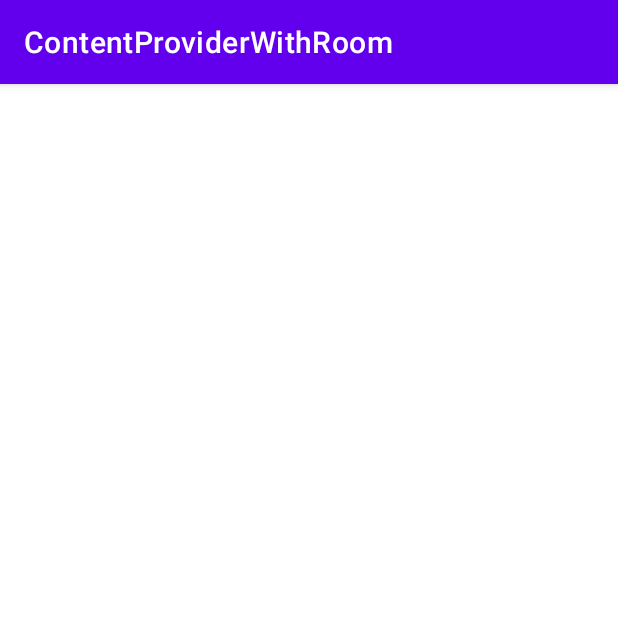
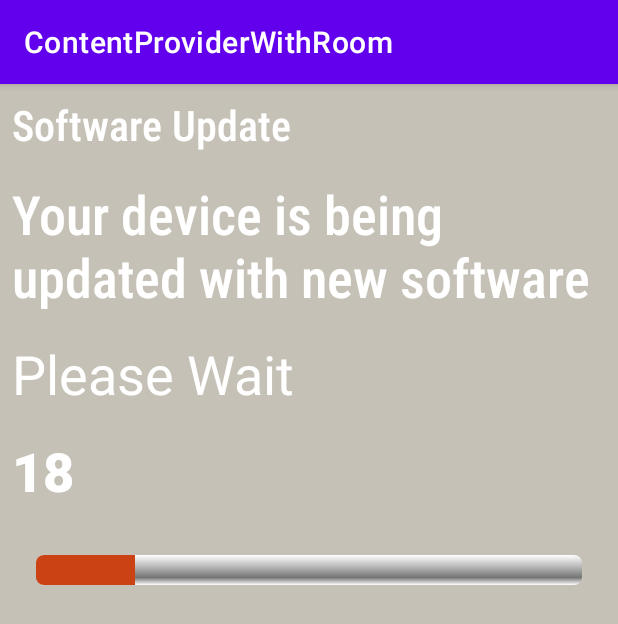
Before and after one commit to ChandrakantOmn/ContentproviderWithRoom, an Android app: the screen it shows after launch (MainActivity before the commit, ProgressBarActivity after it), on a phone screen of 412 x 824 dp. Shown: the top 624 px of the screen. Run offline under Robolectric (Android 15) with nearby library versions, the phone set to English and light mode, and no system bars.

Commit message:
Added the ProgressBar

```diff
--- a/app/build.gradle
+++ b/app/build.gradle
@@ -41,6 +41,7 @@ dependencies {
     implementation 'androidx.appcompat:appcompat:1.2.0'
     implementation 'com.google.android.material:material:1.3.0'
     implementation 'androidx.constraintlayout:constraintlayout:2.0.4'
+    implementation 'androidx.legacy:legacy-support-v4:1.0.0'
     testImplementation 'junit:junit:4.+'
     androidTestImplementation 'androidx.test.ext:junit:1.1.2'
     androidTestImplementation 'androidx.test.espresso:espresso-core:3.3.0'
--- a/app/src/main/AndroidManifest.xml
+++ b/app/src/main/AndroidManifest.xml
@@ -1,7 +1,8 @@
 <?xml version="1.0" encoding="utf-8"?>
 <manifest xmlns:android="http://schemas.android.com/apk/res/android"
     package="com.cskapp.contentproviderwithroom">
-    <permission android:name="com.cskapp.contentproviderwithroom.provider.READ_WRITE"/>
+
+    <permission android:name="com.cskapp.contentproviderwithroom.provider.READ_WRITE" />
 
     <application
         android:allowBackup="true"
@@ -10,7 +11,8 @@
         android:roundIcon="@mipmap/ic_launcher_round"
         android:supportsRtl="true"
         android:theme="@style/Theme.ContentProviderWithRoom">
-        <activity android:name=".MainActivity">
+        <activity android:name=".MainActivity"></activity>
+        <activity android:name=".ProgressBarActivity">
             <intent-filter>
                 <action android:name="android.intent.action.MAIN" />
 
@@ -22,8 +24,7 @@
             android:name=".provider.SampleContentProvider"
             android:authorities="com.cskapp.contentproviderwithroom.provider"
             android:exported="true"
-            android:permission="com.cskapp.contentproviderwithroom.provider.READ_WRITE"/>
-
+            android:permission="com.cskapp.contentproviderwithroom.provider.READ_WRITE" />
     </application>
 
 </manifest>
--- /dev/null
+++ b/app/src/main/java/com/cskapp/contentproviderwithroom/ProgressBarActivity.kt
@@ -0,0 +1,12 @@
+package com.cskapp.contentproviderwithroom
+
+import androidx.appcompat.app.AppCompatActivity
+import android.os.Bundle
+
+class ProgressBarActivity : AppCompatActivity() {
+    override fun onCreate(savedInstanceState: Bundle?) {
+        super.onCreate(savedInstanceState)
+        setContentView(R.layout.activity_progress_bar)
+        supportFragmentManager.beginTransaction().replace(R.id.container, ProgressFragment()).commit()
+    }
+}
--- /dev/null
+++ b/app/src/main/java/com/cskapp/contentproviderwithroom/ProgressFragment.kt
@@ -0,0 +1,41 @@
+package com.cskapp.contentproviderwithroom
+
+import android.os.Bundle
+import android.os.CountDownTimer
+import android.view.LayoutInflater
+import android.view.View
+import android.view.ViewGroup
+import androidx.fragment.app.Fragment
+import kotlinx.android.synthetic.main.fragment_progress.*
+
+
+class ProgressFragment : Fragment() {
+    var counter = 0
+    override fun onCreateView(
+        inflater: LayoutInflater, container: ViewGroup?,
+        savedInstanceState: Bundle?
+    ): View? {
+        return inflater.inflate(R.layout.fragment_progress, container, false)
+    }
+
+    override fun onViewCreated(view: View, savedInstanceState: Bundle?) {
+        super.onViewCreated(view, savedInstanceState)
+
+
+        val timer = object : CountDownTimer(50*1000, 500) {
+            override fun onTick(millisUntilFinished: Long) {
+                counter++
+                textCounter.text = counter.toString()
+                progressBar.progress = counter
+            }
+
+            override fun onFinish() {
+                textCounter.text = "Task completed"
+               // progressBar.progress = 0
+            }
+        }
+        progressBar.progress = 0;
+        timer.start()
+    }
+
+}
--- /dev/null
+++ b/app/src/main/res/drawable/green_progress_drawable.xml
@@ -0,0 +1,39 @@
+<?xml version="1.0" encoding="utf-8"?>
+<layer-list xmlns:android="http://schemas.android.com/apk/res/android">
+    <item android:id="@android:id/background">
+        <shape>
+            <corners android:radius="5dip" />
+            <gradient
+                android:angle="270"
+                android:centerColor="#ff747674"
+                android:centerY="0.75"
+                android:endColor="#FFFFFF"
+                android:startColor="#FFFFFF" />
+        </shape>
+    </item>
+
+    <item android:id="@android:id/secondaryProgress">
+        <clip>
+            <shape>
+                <corners android:radius="5dip" />
+                <gradient
+                    android:angle="270"
+                    android:centerColor="#80ffb600"
+                    android:centerY="0.75"
+                    android:endColor="#a0ffcb00"
+                    android:startColor="#80ffd300" />
+            </shape>
+        </clip>
+    </item>
+    <item android:id="@android:id/progress">
+        <clip>
+            <shape>
+                <corners android:radius="5dip" />
+                <gradient
+                    android:angle="270"
+                    android:endColor="#cb4314"
+                    android:startColor="#cb4314" />
+            </shape>
+        </clip>
+    </item>
+</layer-list>
--- /dev/null
+++ b/app/src/main/res/layout/activity_progress_bar.xml
@@ -0,0 +1,10 @@
+<?xml version="1.0" encoding="utf-8"?>
+<androidx.constraintlayout.widget.ConstraintLayout xmlns:android="http://schemas.android.com/apk/res/android"
+    xmlns:app="http://schemas.android.com/apk/res-auto"
+    xmlns:tools="http://schemas.android.com/tools"
+    android:layout_width="match_parent"
+    android:id="@+id/container"
+    android:layout_height="match_parent"
+    tools:context=".ProgressBarActivity">
+
+</androidx.constraintlayout.widget.ConstraintLayout>
--- /dev/null
+++ b/app/src/main/res/layout/fragment_progress.xml
@@ -0,0 +1,89 @@
+<?xml version="1.0" encoding="utf-8"?>
+<RelativeLayout xmlns:android="http://schemas.android.com/apk/res/android"
+    xmlns:tools="http://schemas.android.com/tools"
+    android:layout_width="match_parent"
+    android:layout_height="match_parent"
+    android:background="#c5c1b6"
+    xmlns:app="http://schemas.android.com/apk/res-auto"
+    tools:context=".ProgressFragment">
+
+
+    <TextView
+        android:id="@+id/textCounter2"
+        android:layout_margin="8dp"
+        android:textColor="#FFFFFF"
+        android:layout_width="match_parent"
+        android:textAlignment="viewStart"
+        android:text="Software Update"
+        android:layout_height="wrap_content"
+        android:textSize="28sp"
+        android:fontFamily="sans-serif-condensed-medium"
+        android:gravity="center"
+        tools:ignore="RtlCompat" />
+    <TextView
+        android:id="@+id/textCounter1"
+        android:layout_margin="8dp"
+        android:textColor="#FFFFFF"
+        android:layout_width="match_parent"
+        android:layout_below="@+id/textCounter2"
+        android:textAlignment="viewStart"
+        android:text="Your device is being updated with new software "
+        android:layout_height="wrap_content"
+        android:textSize="36sp"
+        android:fontFamily="sans-serif-condensed-medium"
+        android:gravity="center"
+        tools:ignore="RtlCompat" />
+    <TextView
+        android:id="@+id/textCounter0"
+        android:textColor="#FFFFFF"
+        android:layout_below="@+id/textCounter1"
+        android:layout_margin="8dp"
+        android:layout_width="match_parent"
+        android:textAlignment="viewStart"
+        android:text="Please Wait"
+        android:fontFamily="sans-serif-thin"
+        android:layout_height="wrap_content"
+        android:textStyle="bold"
+        android:textSize="36sp"
+        android:gravity="center"
+        tools:ignore="RtlCompat" />
+    <TextView
+        android:id="@+id/textCounter"
+        android:textColor="#FFFFFF"
+        android:layout_below="@+id/textCounter0"
+        android:layout_margin="8dp"
+        android:layout_width="match_parent"
+        android:textAlignment="viewStart"
+        android:text="Please Wait"
+        android:fontFamily="sans-serif-black"
+        android:layout_height="wrap_content"
+        android:textStyle="bold"
+        android:textSize="36sp"
+        android:gravity="center"
+        tools:ignore="RtlCompat" />
+
+    <ProgressBar
+        android:progressDrawable="@drawable/green_progress_drawable"
+        style="?android:attr/progressBarStyleHorizontal"
+        android:id="@+id/progressBar"
+        android:layout_width="match_parent"
+        android:layout_height="20dp"
+        android:layout_margin="24dp"
+        android:layout_below="@+id/textCounter"
+        android:progress="0"
+        android:layout_gravity="center_horizontal"
+        />
+
+    <!--
+        <ProgressBar
+            android:progressDrawable="@drawable/green_progress_drawable"
+            style="?android:attr/progressBarStyleHorizontal"
+            android:id="@+id/mf_progress_bar"
+            app:layout_widthPercent="80%"
+            app:layout_heightPercent="8%"
+            app:layout_marginTopPercent="5%"
+            android:layout_gravity="center_horizontal"
+            />
+    -->
+
+</RelativeLayout>
--- a/app/src/main/res/values/strings.xml
+++ b/app/src/main/res/values/strings.xml
@@ -1,3 +1,5 @@
 <resources>
     <string name="app_name">ContentProviderWithRoom</string>
+    <!-- TODO: Remove or change this placeholder text -->
+    <string name="hello_blank_fragment">Hello blank fragment</string>
 </resources>
```
Also changed, not shown: gradle/wrapper/gradle-wrapper.properties.
